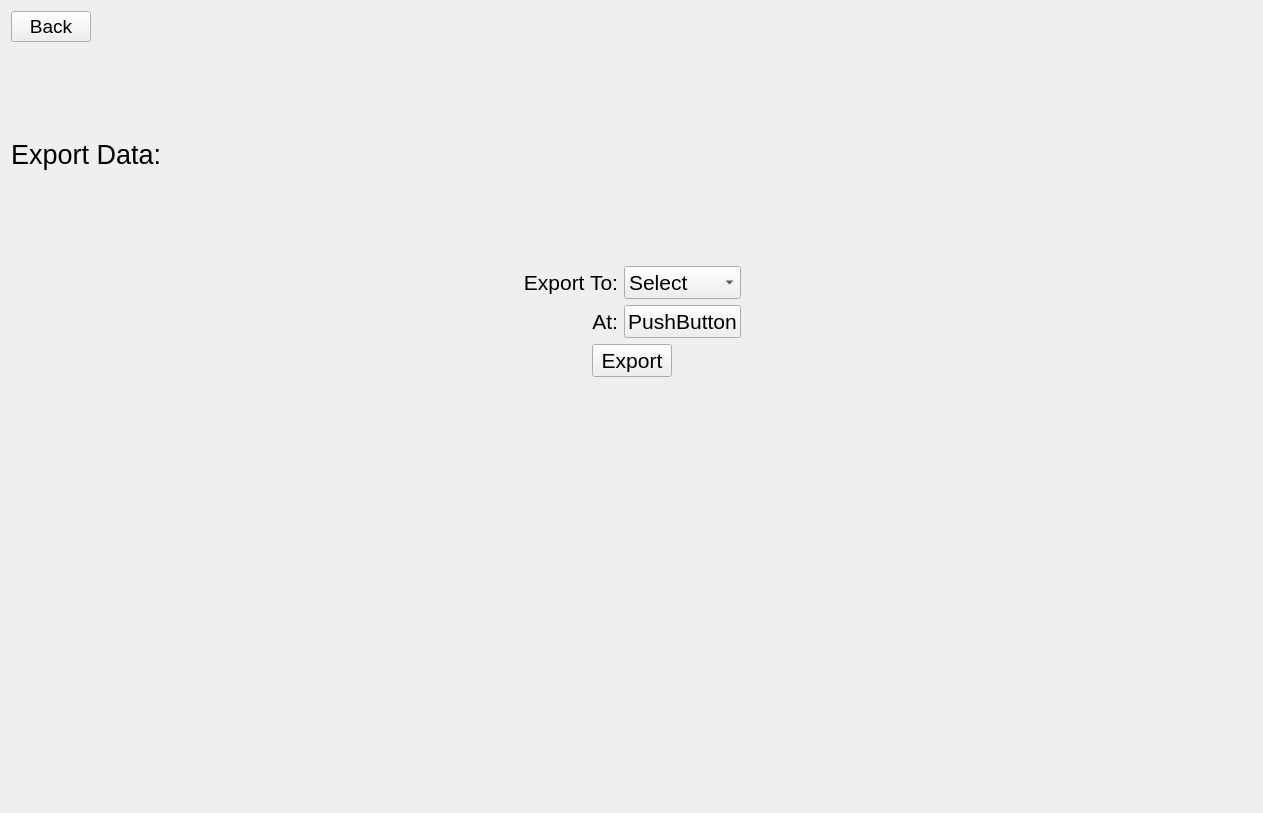
This is ui/export.ui in pcdshub/stock-management as Qt 5 draws it before an edit. The edited form follows.
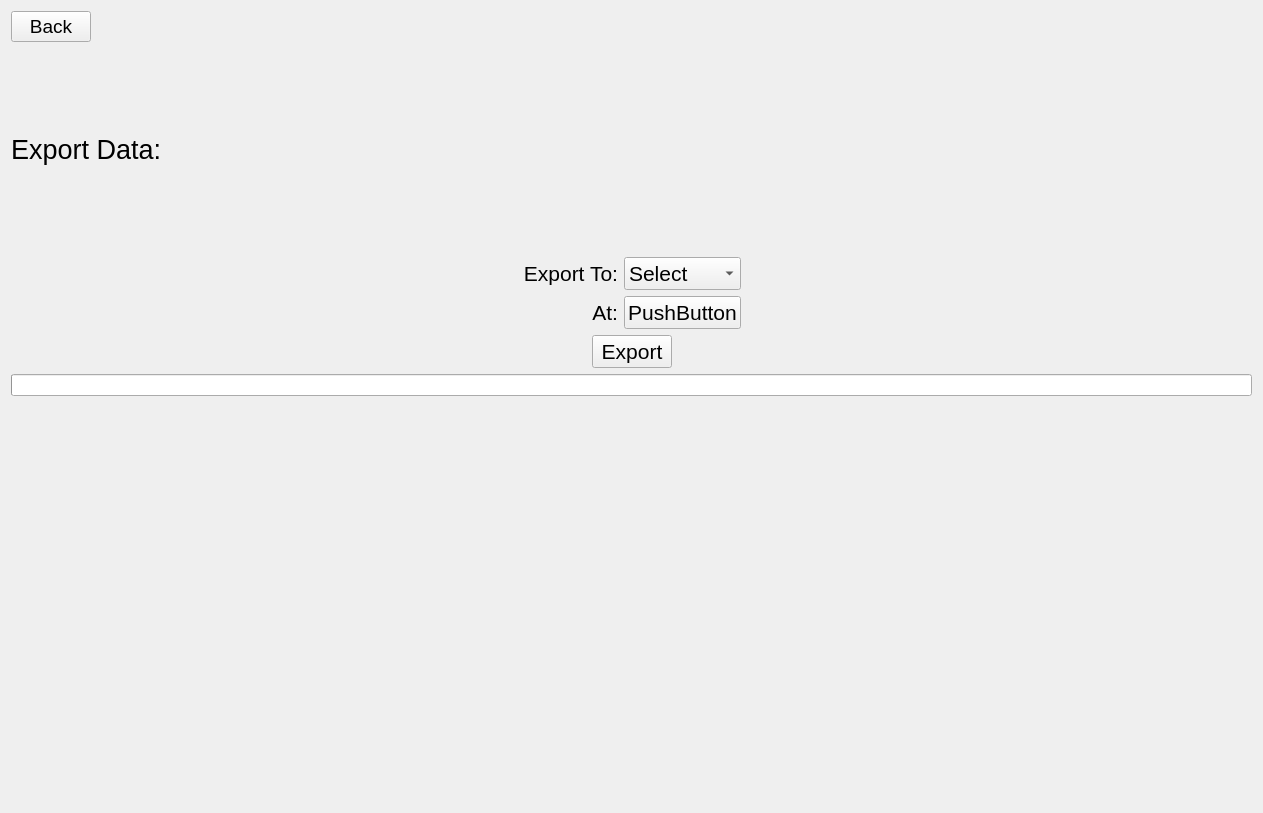
This is the edited form.

The edit to the form file:
```diff
--- a/ui/export.ui
+++ b/ui/export.ui
@@ -16,7 +16,7 @@
     <verstretch>0</verstretch>
    </sizepolicy>
   </property>
-  <layout class="QVBoxLayout" name="_2" stretch="2,1,0,1,2">
+     <layout class="QVBoxLayout" name="_2" stretch="2,1,0,1,0,2">
    <property name="sizeConstraint">
     <enum>QLayout::SetMaximumSize</enum>
    </property>
@@ -213,6 +213,16 @@
      </item>
     </layout>
    </item>
+         <item>
+             <widget class="QProgressBar" name="progressBar">
+                 <property name="value">
+                     <number>0</number>
+                 </property>
+                 <property name="textVisible">
+                     <bool>false</bool>
+                 </property>
+             </widget>
+   </item>
    <item>
     <spacer name="verticalSpacer">
      <property name="orientation">
```
